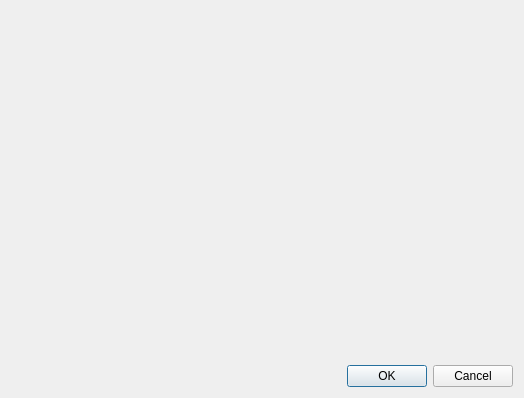
Above: template/uic/settings.ui from panzergame/dxfplotter before the change. Below: the same form after it.
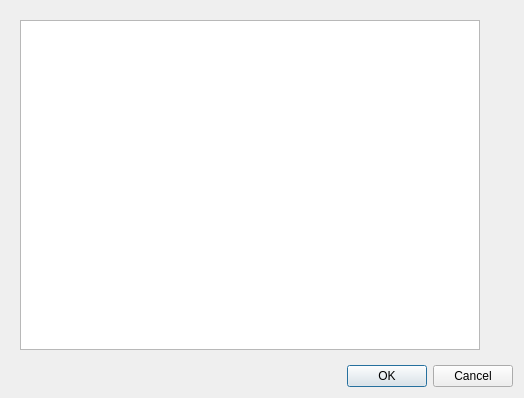
That is the form after the change.

Commit message: Display configuration tree in setting window

What changed in the file:
```diff
--- a/template/uic/settings.ui
+++ b/template/uic/settings.ui
@@ -16,7 +16,16 @@
   <layout class="QVBoxLayout" name="verticalLayout2">
    <item>
     <widget class="QWidget" name="central" native="true">
-     <layout class="QVBoxLayout" name="verticalLayout"/>
+     <layout class="QHBoxLayout" name="horizontalLayout">
+      <item>
+       <widget class="QTreeView" name="treeView"/>
+      </item>
+      <item>
+       <widget class="QWidget" name="widget" native="true">
+        <layout class="QFormLayout" name="formLayout"/>
+       </widget>
+      </item>
+     </layout>
     </widget>
    </item>
    <item>
```
The commit also changes 15 other files.
